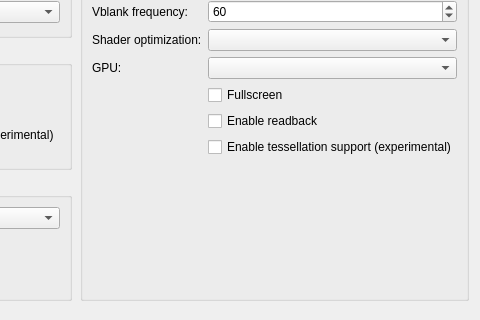
KytyPS5/KytyPS5, file src/launcher/forms/configuration_edit_dialog.ui: the form before one commit; both pictures show x 287 to 767 and y 96 to 416 of the 767 by 620 pixel window.
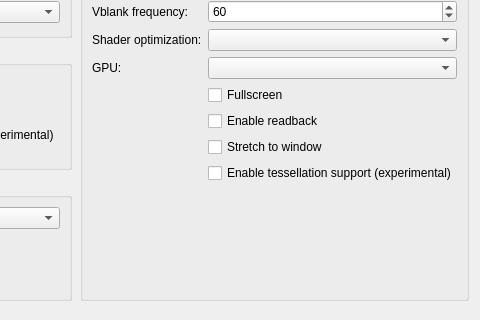
The form after the commit. Custom widgets are drawn as their Qt base class.

Commit message: Add `stretch to window` support

What changed in the file:
```diff
--- a/src/launcher/forms/configuration_edit_dialog.ui
+++ b/src/launcher/forms/configuration_edit_dialog.ui
@@ -168,6 +168,12 @@
          </widget>
         </item>
         <item row="7" column="1">
+         <widget class="QCheckBox" name="checkBox_stretch">
+          <property name="toolTip"><string>Stretch the emulator output to the window size</string></property>
+          <property name="text"><string>Stretch to window</string></property>
+         </widget>
+        </item>
+        <item row="8" column="1">
          <widget class="QCheckBox" name="checkBox_tessellation">
           <property name="toolTip"><string>Draw tessellated geometry. Disabled by default; unsupported tessellation may cause crashes.</string></property>
           <property name="text"><string>Enable tessellation support (experimental)</string></property>
```
The commit also changes 7 other files.
